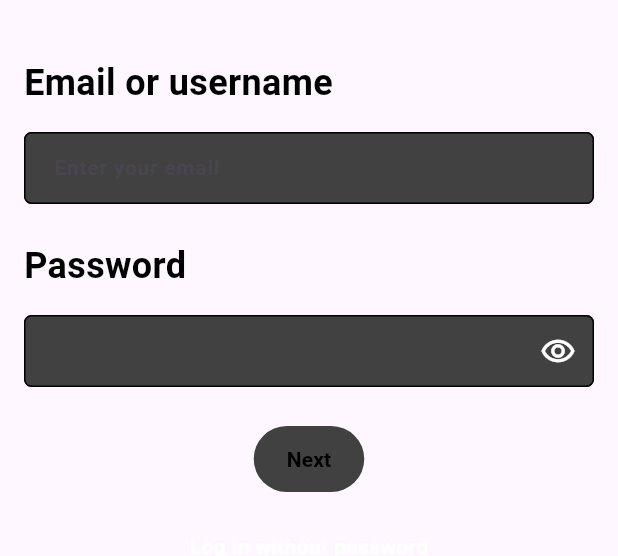
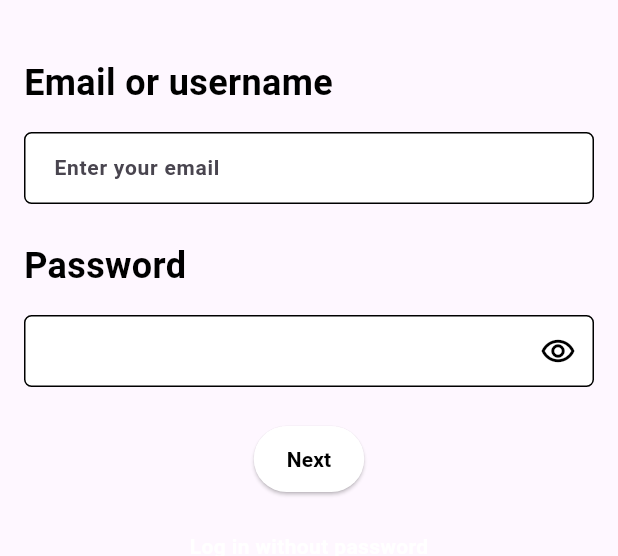
Before and after one commit to aliev01azim/just_code_demo, a Flutter app: the screen it shows after launch, after a tap on "Log in", on a phone screen of 412 x 824 dp, the part 63-619 px from its top. Run offline on Flutter 3.47's test engine with Material 3 defaults, Android fonts, the phone set to English and light mode, and no system bars; our stand-ins replace bloc, dartz, dio, flutter_bloc, freezed_annotation; generated files the repository leaves out were written again.

Commit message:
login done

```diff
--- a/lib/src/app.dart
+++ b/lib/src/app.dart
@@ -1,11 +1,17 @@
+import 'package:code_demo/src/modules/auth/data/repositories/authentication_repository_impl.dart';
+import 'package:code_demo/src/modules/auth/presentation/screens/login/bloc/login_bloc.dart';
 import 'package:code_demo/src/modules/auth/presentation/screens/login/login_screen.dart';
 import 'package:code_demo/src/modules/auth/presentation/screens/signin/signin_screen.dart';
 import 'package:flutter/material.dart';
+import 'package:flutter_bloc/flutter_bloc.dart';
 import 'package:flutter_gen/gen_l10n/app_localizations.dart';
 import 'package:flutter_localizations/flutter_localizations.dart';
 
+import 'modules/auth/data/datasources/remote_data_source.dart';
+import 'modules/auth/data/datasources/remote_data_source_impl.dart';
+import 'modules/auth/data/repositories/authentication_repository.dart';
+import 'modules/auth/domain/usecases/authentication_usecase.dart';
 import 'modules/auth/presentation/auth_screen.dart';
-
 
 /// The Widget that configures your application.
 class MyApp extends StatelessWidget {
@@ -13,10 +19,13 @@ class MyApp extends StatelessWidget {
     super.key,
   });
 
-
   @override
   Widget build(BuildContext context) {
-    return MaterialApp(
+    return BlocProvider(
+      create: (context) => LoginBloc(
+          authenticationUseCase: AuthenticationUseCase(
+              AuthenticationRepositoryImpl(RemoteDataSourceImpl()))),
+      child: MaterialApp(
         restorationScopeId: 'app',
         localizationsDelegates: const [
           AppLocalizations.delegate,
@@ -33,9 +42,10 @@ class MyApp extends StatelessWidget {
         home: const AuthScreen(),
         debugShowCheckedModeBanner: false,
         routes: {
-            '/login':(context)=>const LoginScreen(),
-            '/signin':(context)=>const SigninScreen(),
+          '/login': (context) => const LoginScreen(),
+          '/signin': (context) => const SigninScreen(),
         },
+      ),
     );
   }
 }
--- a/lib/src/modules/auth/data/datasources/remote_data_source.dart
+++ b/lib/src/modules/auth/data/datasources/remote_data_source.dart
@@ -0,0 +1,11 @@
+import 'package:dartz/dartz.dart';
+import 'package:dio/dio.dart';
+
+import '../../domain/entities/user.dart';
+import '../../domain/exceptions/auth_exceptions.dart';
+
+abstract class RemoteDataSource {
+
+  Future<Either<LoginException, UserModel>> loginUser(
+      String email, String password);
+}
--- a/lib/src/modules/auth/data/repositories/authentication_repository.dart
+++ b/lib/src/modules/auth/data/repositories/authentication_repository.dart
@@ -0,0 +1,9 @@
+import 'package:dartz/dartz.dart';
+
+import '../../domain/entities/user.dart';
+import '../../domain/exceptions/auth_exceptions.dart';
+
+abstract class AuthenticationRepository{
+  Future<Either<LoginException, UserModel>> loginUser(
+      {required String email, required String password});
+}
--- a/lib/src/modules/auth/data/repositories/authentication_repository_impl.dart
+++ b/lib/src/modules/auth/data/repositories/authentication_repository_impl.dart
@@ -0,0 +1,19 @@
+import 'package:code_demo/src/modules/auth/domain/entities/user.dart';
+
+import 'package:code_demo/src/modules/auth/domain/exceptions/auth_exceptions.dart';
+
+import 'package:dartz/dartz.dart';
+
+import '../datasources/remote_data_source.dart';
+import 'authentication_repository.dart';
+
+class AuthenticationRepositoryImpl implements AuthenticationRepository {
+  final RemoteDataSource _remoteDataSource;
+
+  AuthenticationRepositoryImpl(this._remoteDataSource);
+  @override
+  Future<Either<LoginException, UserModel>> loginUser(
+      {required String email, required String password}) async {
+    return _remoteDataSource.loginUser(email, password);
+  }
+}
--- a/lib/src/modules/auth/domain/entities/user.dart
+++ b/lib/src/modules/auth/domain/entities/user.dart
@@ -0,0 +1,42 @@
+class UserModel {
+  final int id;
+  final String name;
+  UserModel({
+    required this.id,
+    required this.name,
+  });
+
+  UserModel copyWith({
+    int? id,
+    String? name,
+  }) {
+    return UserModel(
+      id: id ?? this.id,
+      name: name ?? this.name,
+    );
+  }
+
+
+  factory UserModel.fromJson(Map<String, dynamic> map) {
+    return UserModel(
+      id: map['id'] as int,
+      name: map['name'] as String,
+    );
+  }
+
+
+  @override
+  String toString() => 'UserModel(id: $id, name: $name)';
+
+  @override
+  bool operator ==(covariant UserModel other) {
+    if (identical(this, other)) return true;
+
+    return
+      other.id == id &&
+      other.name == name;
+  }
+
+  @override
+  int get hashCode => id.hashCode ^ name.hashCode;
+}
--- /dev/null
+++ b/lib/src/modules/auth/domain/exceptions/auth_exceptions.dart
@@ -0,0 +1,4 @@
+class LoginException implements Exception{
+  final String error;
+  LoginException(this.error);
+}
--- a/lib/src/modules/auth/domain/usecases/authentication_usecase.dart
+++ b/lib/src/modules/auth/domain/usecases/authentication_usecase.dart
@@ -0,0 +1,16 @@
+import 'package:dartz/dartz.dart';
+
+import '../../data/repositories/authentication_repository.dart';
+import '../entities/user.dart';
+import '../exceptions/auth_exceptions.dart';
+
+class AuthenticationUseCase {
+  final AuthenticationRepository _repository;
+
+  AuthenticationUseCase(this._repository);
+
+  Future<Either<LoginException, UserModel>> loginUser(
+      {required String email, required String password}) {
+    return _repository.loginUser(email:email, password:password);
+  }
+}
--- /dev/null
+++ b/lib/src/modules/auth/presentation/screens/login/bloc/login_bloc.dart
@@ -0,0 +1,26 @@
+import 'package:bloc/bloc.dart';
+import 'package:code_demo/src/modules/auth/domain/entities/user.dart';
+import 'package:freezed_annotation/freezed_annotation.dart';
+
+import '../../../../domain/usecases/authentication_usecase.dart';
+part 'login_event.dart';
+part 'login_state.dart';
+part 'login_bloc.freezed.dart';
+
+class LoginBloc extends Bloc<LoginEvent, LoginState> {
+  final AuthenticationUseCase authenticationUseCase;
+  LoginBloc({required this.authenticationUseCase})
+      : super(const LoginState.initial()) {
+    on<Logging>((event, emit) async {
+      emit(state.copyWith(loading: true));
+      final result = await authenticationUseCase.loginUser(
+          email: event.email, password: event.password);
+      result.fold(
+        (l) => emit(state.copyWith(error: l.error, loading: false)),
+        (r) => emit(
+          state.copyWith(user: r, loading: false),
+        ),
+      );
+    });
+  }
+}
--- /dev/null
+++ b/lib/src/modules/auth/presentation/screens/login/bloc/login_event.dart
@@ -0,0 +1,7 @@
+part of 'login_bloc.dart';
+
+@freezed
+class LoginEvent with _$LoginEvent {
+  const factory LoginEvent.logging(
+      {required String email, required String password}) = Logging;
+}
--- /dev/null
+++ b/lib/src/modules/auth/presentation/screens/login/bloc/login_state.dart
@@ -0,0 +1,10 @@
+part of 'login_bloc.dart';
+
+@freezed
+class LoginState with _$LoginState {
+  const factory LoginState.initial(
+      {@Default(false) bool show,
+      @Default(false) bool loading,
+      String? error,
+      UserModel? user}) = Initial;
+}
--- a/lib/src/modules/auth/presentation/screens/login/login_screen.dart
+++ b/lib/src/modules/auth/presentation/screens/login/login_screen.dart
@@ -1,3 +1,6 @@
+import 'dart:developer';
+
+import 'package:code_demo/src/modules/auth/presentation/screens/login/bloc/login_bloc.dart';
 import 'package:flutter/material.dart';
 import 'package:flutter_bloc/flutter_bloc.dart';
 import 'package:flutter_gen/gen_l10n/app_localizations.dart';
@@ -16,8 +19,8 @@ class LoginScreen extends StatefulWidget {
 
 class _LoginScreenState extends State<LoginScreen> {
   final _emailController = TextEditingController();
+  final _passwordController = TextEditingController();
   final formKey = GlobalKey<FormState>();
-  bool emailEnable = false;
   @override
   void dispose() {
     _emailController.dispose();
@@ -25,9 +28,6 @@ class _LoginScreenState extends State<LoginScreen> {
     super.dispose();
   }
 
-  final _passwordController = TextEditingController();
-  bool isError = false;
-  bool passwordEnable = false;
   bool hide = true;
 
   @override
@@ -59,17 +59,7 @@ class _LoginScreenState extends State<LoginScreen> {
                   return null;
                 },
                 controller: _emailController,
-                onChanged: (p02) {
-                  if (p02.isNotEmpty) {
-                    setState(() {
-                      emailEnable = true;
-                    });
-                  } else {
-                    setState(() {
-                      emailEnable = false;
-                    });
-                  }
-                },
+                onChanged: (p02) {},
               ),
               const SizedBox(height: 24),
               Text(
@@ -78,9 +68,7 @@ class _LoginScreenState extends State<LoginScreen> {
               ),
               const SizedBox(height: 16),
               CTextField(
-                style: TextStyles.main(
-                    color: isError ? AppColors.red : Colors.white),
-                errorTextStyle: TextStyles.textGrey(color: AppColors.red),
+                style: TextStyles.main(color: Colors.black),
                 obscureText: hide,
                 suffixIcon: InkWell(
                     onTap: () {
@@ -92,44 +80,50 @@ class _LoginScreenState extends State<LoginScreen> {
                       hide
                           ? Icons.remove_red_eye_outlined
                           : Icons.visibility_off_outlined,
-                      color: Colors.white,
+                      color: Colors.black,
                     )),
-                prefix: const SizedBox(width: 16),
                 validator: (p03) {
                   if (p03 != null && p03.length < 8) {
-                    setState(() {
-                      isError = true;
-                    });
                     return 'Use at least 8 characters';
                   }
-                  setState(() {
-                    isError = false;
-                  });
                   return null;
                 },
                 controller: _passwordController,
-                onChanged: (p03) {
-                  if (p03.isNotEmpty) {
-                    setState(() {
-                      passwordEnable = true;
-                    });
-                  } else {
-                    setState(() {
-                      passwordEnable = false;
-                    });
-                  }
-                },
+                onChanged: (p03) {},
               ),
               const SizedBox(height: 24),
               Align(
                 alignment: Alignment.center,
-                child: MiniBtn(
-                  isLoading: false,
-                  onTap: () async {
-                    if (formKey.currentState?.validate() == true) {}
+                child: BlocConsumer<LoginBloc, LoginState>(
+                  listener: (context, state) {
+                    if (state.user != null) {
+                      log('success');
+                      // Navigator.of(context).pushNamed(routeName);
+                    }
+                    if (state.error != null) {
+                      showDialog(
+                        context: context,
+                        builder: (context) => Text(
+                          state.error!,
+                          style: TextStyles.textTitle(
+                              color: Colors.white, fontSize: 40),
+                        ),
+                      );
+                    }
                   },
-                  text: 'Next',
-                  enable: emailEnable && passwordEnable,
+                  builder: (context, state) {
+                    return MiniBtn(
+                      isLoading: state.loading,
+                      onTap: () async {
+                        if (formKey.currentState?.validate() == true) {
+                          context.read<LoginBloc>().add(LoginEvent.logging(
+                              email: _emailController.text,
+                              password: _passwordController.text));
+                        }
+                      },
+                      text: 'Next',
+                    );
+                  },
                 ),
               ),
               const SizedBox(height: 24),
--- a/lib/src/modules/auth/presentation/widgets/text_field.dart
+++ b/lib/src/modules/auth/presentation/widgets/text_field.dart
@@ -6,7 +6,7 @@ import '../../../../infrastructure/consts/styles.dart';
 class CTextField extends StatefulWidget {
   const CTextField({
     super.key,
-    this.fillColor = AppColors.greyDark,
+    this.fillColor = Colors.white,
     this.focusColor = AppColors.focusedField,
     this.hintText,
     this.cursorColor = Colors.white,
--- a/pubspec.yaml
+++ b/pubspec.yaml
@@ -10,6 +10,8 @@ environment:
   sdk: '>=3.1.5 <4.0.0'
 
 dependencies:
+  dartz: ^0.10.1
+  dio: ^5.4.1
   flutter:
     sdk: flutter
   flutter_bloc: ^8.1.4
@@ -21,8 +23,11 @@ dependencies:
 dev_dependencies:
   flutter_test:
     sdk: flutter
+  freezed: ^2.4.7
 
   flutter_lints: ^2.0.0
+  build_runner: ^2.4.8
+  freezed_annotation: ^2.4.1
 
 flutter:
   uses-material-design: true
```
Also changed, not shown: lib/src/modules/auth/data/datasources/remote_data_source_impl.dart (added, +26 -0 lines), lib/src/modules/auth/presentation/screens/login/bloc/login_bloc.freezed.dart (added), pubspec.lock. Lines whose indentation alone changed are shown as unchanged.
